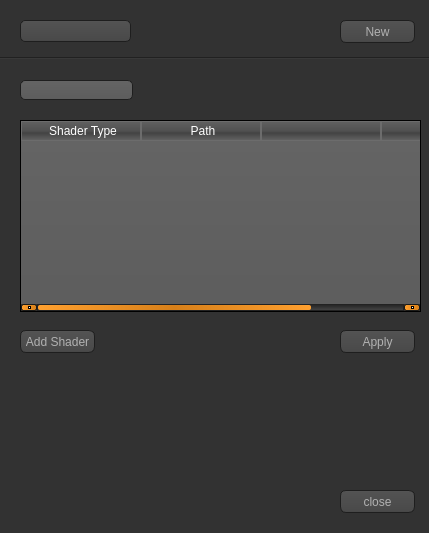
The window that src/KoRE_GUI/ShaderEditor.ui (KoRE0/KoRE) describes before a commit, drawn with Qt 5.
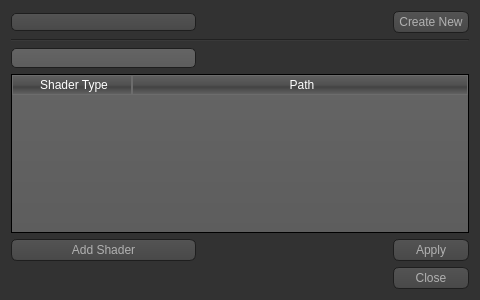
The same window after the commit. Icons and pictures are not drawn.

Diff of the .ui file:
```diff
--- a/src/KoRE_GUI/ShaderEditor.ui
+++ b/src/KoRE_GUI/ShaderEditor.ui
@@ -6,10 +6,16 @@
    <rect>
     <x>0</x>
     <y>0</y>
-    <width>429</width>
-    <height>533</height>
+    <width>480</width>
+    <height>300</height>
    </rect>
   </property>
+  <property name="minimumSize">
+   <size>
+    <width>480</width>
+    <height>300</height>
+   </size>
+  </property>
   <property name="windowTitle">
    <string>Program Pass</string>
   </property>
@@ -474,35 +480,23 @@
     border: 1px solid #444;
 }</string>
   </property>
-  <widget class="QComboBox" name="programSelection">
-   <property name="geometry">
-    <rect>
-     <x>20</x>
-     <y>20</y>
-     <width>111</width>
-     <height>22</height>
-    </rect>
-   </property>
-  </widget>
-  <widget class="QLineEdit" name="nameEdit">
-   <property name="geometry">
-    <rect>
-     <x>20</x>
-     <y>80</y>
-     <width>113</width>
-     <height>20</height>
-    </rect>
-   </property>
-  </widget>
+  <layout class="QGridLayout" name="gridLayout">
+   <item row="5" column="2">
+    <widget class="QPushButton" name="applyButton">
+     <property name="text">
+      <string>Apply</string>
+     </property>
+    </widget>
+   </item>
+   <item row="5" column="0">
+    <widget class="QPushButton" name="addShaderButton">
+     <property name="text">
+      <string>Add Shader</string>
+     </property>
+    </widget>
+   </item>
+   <item row="2" column="0" colspan="3">
   <widget class="Line" name="line">
-   <property name="geometry">
-    <rect>
-     <x>0</x>
-     <y>50</y>
-     <width>431</width>
-     <height>16</height>
-    </rect>
-   </property>
    <property name="sizePolicy">
     <sizepolicy hsizetype="Expanding" vsizetype="Fixed">
      <horstretch>0</horstretch>
@@ -513,18 +507,73 @@
     <enum>Qt::Horizontal</enum>
    </property>
   </widget>
+   </item>
+   <item row="0" column="2">
+    <widget class="QPushButton" name="newButton">
+     <property name="sizePolicy">
+      <sizepolicy hsizetype="Fixed" vsizetype="Fixed">
+       <horstretch>0</horstretch>
+       <verstretch>0</verstretch>
+      </sizepolicy>
+     </property>
+     <property name="text">
+      <string>Create New</string>
+     </property>
+    </widget>
+   </item>
+   <item row="0" column="0">
+    <widget class="QComboBox" name="programSelection"/>
+   </item>
+   <item row="3" column="0">
+    <widget class="QLineEdit" name="nameEdit">
+     <property name="maxLength">
+      <number>16</number>
+     </property>
+    </widget>
+   </item>
+   <item row="6" column="2">
+    <widget class="QPushButton" name="closeButton">
+     <property name="text">
+      <string>Close</string>
+     </property>
+    </widget>
+   </item>
+   <item row="0" column="1">
+    <spacer name="horizontalSpacer">
+     <property name="orientation">
+      <enum>Qt::Horizontal</enum>
+     </property>
+     <property name="sizeHint" stdset="0">
+      <size>
+       <width>40</width>
+       <height>20</height>
+      </size>
+     </property>
+    </spacer>
+   </item>
+   <item row="4" column="0" colspan="3">
   <widget class="QTableWidget" name="shaderTable">
-   <property name="geometry">
-    <rect>
-     <x>20</x>
-     <y>120</y>
-     <width>401</width>
-     <height>192</height>
-    </rect>
+     <property name="minimumSize">
+      <size>
+       <width>0</width>
+       <height>0</height>
+      </size>
+     </property>
+     <property name="verticalScrollBarPolicy">
+      <enum>Qt::ScrollBarAsNeeded</enum>
+     </property>
+     <property name="horizontalScrollBarPolicy">
+      <enum>Qt::ScrollBarAlwaysOff</enum>
    </property>
    <property name="editTriggers">
     <set>QAbstractItemView::NoEditTriggers</set>
    </property>
+     <property name="alternatingRowColors">
+      <bool>true</bool>
+     </property>
+     <property name="showGrid">
+      <bool>false</bool>
+     </property>
    <property name="gridStyle">
     <enum>Qt::NoPen</enum>
    </property>
@@ -537,6 +586,9 @@
    <attribute name="horizontalHeaderMinimumSectionSize">
     <number>30</number>
    </attribute>
+     <attribute name="horizontalHeaderStretchLastSection">
+      <bool>true</bool>
+     </attribute>
    <attribute name="verticalHeaderVisible">
     <bool>false</bool>
    </attribute>
@@ -550,69 +602,9 @@
      <string>Path</string>
     </property>
    </column>
-   <column>
-    <property name="text">
-     <string/>
-    </property>
-   </column>
-   <column>
-    <property name="text">
-     <string/>
-    </property>
-   </column>
-  </widget>
-  <widget class="QPushButton" name="addShaderButton">
-   <property name="geometry">
-    <rect>
-     <x>20</x>
-     <y>330</y>
-     <width>75</width>
-     <height>23</height>
-    </rect>
-   </property>
-   <property name="text">
-    <string>Add Shader</string>
-   </property>
-  </widget>
-  <widget class="QPushButton" name="closeButton">
-   <property name="geometry">
-    <rect>
-     <x>340</x>
-     <y>490</y>
-     <width>75</width>
-     <height>23</height>
-    </rect>
-   </property>
-   <property name="text">
-    <string>close</string>
-   </property>
-  </widget>
-  <widget class="QPushButton" name="newButton">
-   <property name="geometry">
-    <rect>
-     <x>340</x>
-     <y>20</y>
-     <width>75</width>
-     <height>23</height>
-    </rect>
-   </property>
-   <property name="text">
-    <string>New</string>
-   </property>
-  </widget>
-  <widget class="QPushButton" name="applyButton">
-   <property name="geometry">
-    <rect>
-     <x>340</x>
-     <y>330</y>
-     <width>75</width>
-     <height>23</height>
-    </rect>
-   </property>
-   <property name="text">
-    <string>Apply</string>
-   </property>
-  </widget>
+    </widget>
+   </item>
+  </layout>
  </widget>
  <layoutdefault spacing="6" margin="11"/>
  <resources/>
```
Left out of the diff: 3 changed lines with no effect on the pictures. Lines whose indentation alone changed are shown as unchanged.
